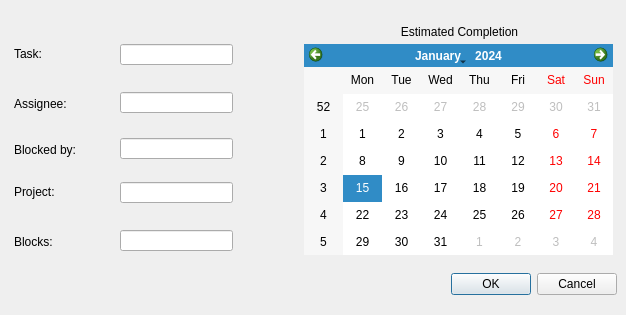
Before: the Qt Designer form gui/NewTaskForm.ui in minorsecond/ivcs, drawn with Qt 5.
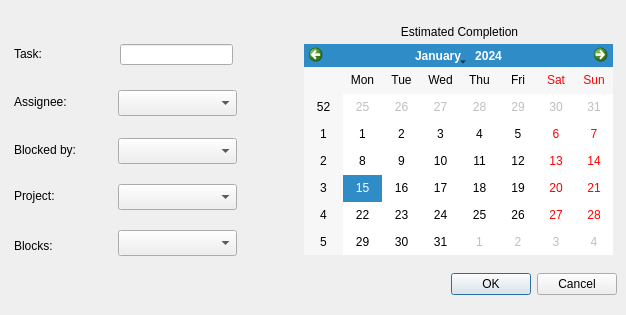
After: the same form once the commit is applied.

Commit message: -> Updated the New Task window to use combo boxes instead of line edits, to restrict input to projects, users, blockers and blockees alread entered into the DB.

The edit to the form file:
```diff
--- a/gui/NewTaskForm.ui
+++ b/gui/NewTaskForm.ui
@@ -46,7 +46,7 @@
    <property name="geometry">
     <rect>
      <x>14</x>
-     <y>184</y>
+     <y>188</y>
      <width>49</width>
      <height>16</height>
     </rect>
@@ -59,7 +59,7 @@
    <property name="geometry">
     <rect>
      <x>14</x>
-     <y>96</y>
+     <y>94</y>
      <width>65</width>
      <height>16</height>
     </rect>
@@ -72,7 +72,7 @@
    <property name="geometry">
     <rect>
      <x>14</x>
-     <y>234</y>
+     <y>238</y>
      <width>49</width>
      <height>16</height>
     </rect>
@@ -104,46 +104,6 @@
     </rect>
    </property>
   </widget>
-  <widget class="QLineEdit" name="ProjectLineEdit">
-   <property name="geometry">
-    <rect>
-     <x>120</x>
-     <y>182</y>
-     <width>113</width>
-     <height>21</height>
-    </rect>
-   </property>
-  </widget>
-  <widget class="QLineEdit" name="AssigneeLineEdit">
-   <property name="geometry">
-    <rect>
-     <x>120</x>
-     <y>92</y>
-     <width>113</width>
-     <height>21</height>
-    </rect>
-   </property>
-  </widget>
-  <widget class="QLineEdit" name="BlocksLineEdit">
-   <property name="geometry">
-    <rect>
-     <x>120</x>
-     <y>230</y>
-     <width>113</width>
-     <height>21</height>
-    </rect>
-   </property>
-  </widget>
-  <widget class="QLineEdit" name="BlockedByLineEdit">
-   <property name="geometry">
-    <rect>
-     <x>120</x>
-     <y>138</y>
-     <width>113</width>
-     <height>21</height>
-    </rect>
-   </property>
-  </widget>
   <widget class="QCalendarWidget" name="EstimatedCompletionCalendar">
    <property name="geometry">
     <rect>
@@ -170,6 +130,46 @@
     <set>Qt::AlignCenter</set>
    </property>
   </widget>
+  <widget class="QComboBox" name="BlockedByComboBox">
+   <property name="geometry">
+    <rect>
+     <x>118</x>
+     <y>138</y>
+     <width>119</width>
+     <height>26</height>
+    </rect>
+   </property>
+  </widget>
+  <widget class="QComboBox" name="BlocksComboBox">
+   <property name="geometry">
+    <rect>
+     <x>118</x>
+     <y>230</y>
+     <width>119</width>
+     <height>26</height>
+    </rect>
+   </property>
+  </widget>
+  <widget class="QComboBox" name="AssigneeComboBox">
+   <property name="geometry">
+    <rect>
+     <x>118</x>
+     <y>90</y>
+     <width>119</width>
+     <height>26</height>
+    </rect>
+   </property>
+  </widget>
+  <widget class="QComboBox" name="ProjectComboBox">
+   <property name="geometry">
+    <rect>
+     <x>118</x>
+     <y>184</y>
+     <width>119</width>
+     <height>26</height>
+    </rect>
+   </property>
+  </widget>
  </widget>
  <resources/>
  <connections>
```
The commit also changes 1 other file.
